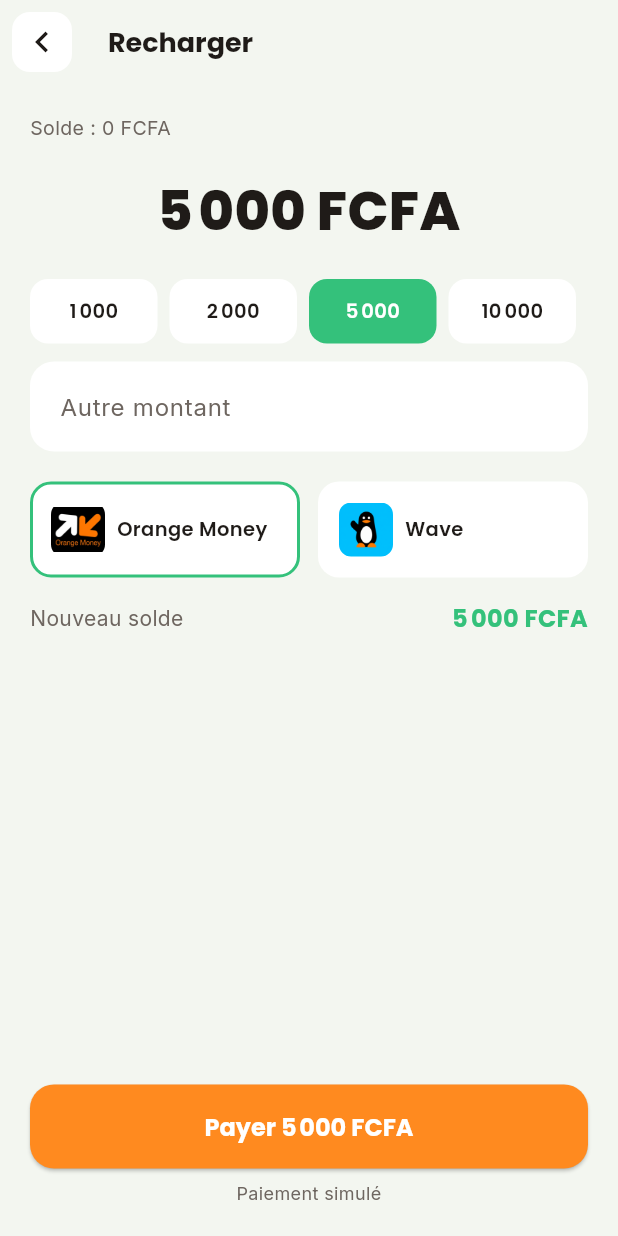
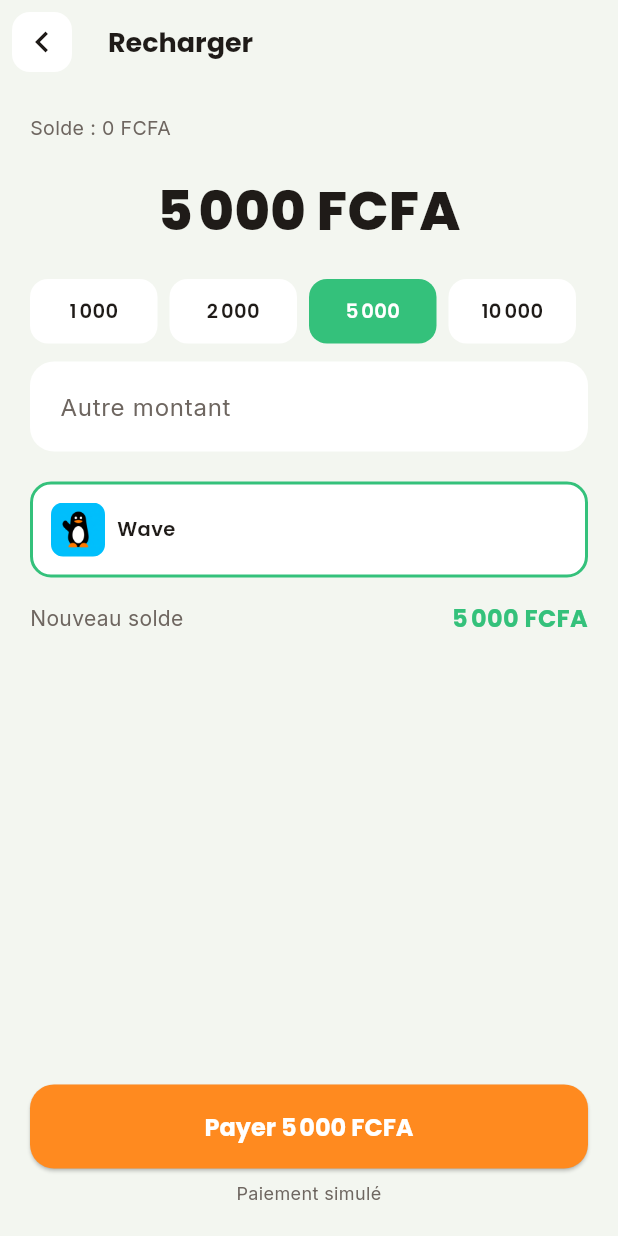
Before and after one commit to thetika434/appli_cantine_vatel, a Flutter app: the RechargeScreen screen opened directly, on a phone screen of 412 x 824 dp. Run offline on Flutter 3.47's test engine with Material 3 defaults, Android fonts, the phone set to English and light mode, and no system bars; our stand-ins replace dio, google_fonts, material_ui, shared_preferences; accounts and stored records are empty.

Commit message:
feat(mobile): recharge uniquement par Wave (retrait Orange Money)
Co-Authored-By: Claude Sonnet 4.6 <noreply@anthropic.com>

```diff
--- a/mobile/lib/screens/recharge_screen.dart
+++ b/mobile/lib/screens/recharge_screen.dart
@@ -18,7 +18,7 @@ class _RechargeScreenState extends State<RechargeScreen> {
   static const _presets = [1000, 2000, 5000, 10000];
   int? _selected = 5000;
   final _customCtrl = TextEditingController();
-  String _channel = 'orangeCI';
+  final String _channel = 'waveCI';
   bool _loading = false;
   final _api = ApiService();
 
@@ -138,11 +138,7 @@ class _RechargeScreenState extends State<RechargeScreen> {
             ),
           ),
           const SizedBox(height:20),
-          Row(children:[
-            Expanded(child:_operatorTile('orangeCI', 'assets/images/orange_money.jpg', 'Orange Money')),
-            const SizedBox(width:12),
-            Expanded(child:_operatorTile('waveCI', 'assets/images/wave.png', 'Wave')),
-          ]),
+          _operatorTile('assets/images/wave.png', 'Wave'),
           const SizedBox(height:16),
           Row(mainAxisAlignment:MainAxisAlignment.spaceBetween, children:[
             Text('Nouveau solde', style:GoogleFonts.inter(fontSize:14, color:AppColors.textSecondary)),
@@ -163,16 +159,13 @@ class _RechargeScreenState extends State<RechargeScreen> {
     );
   }
 
-  Widget _operatorTile(String channel, String asset, String label) {
-    final active = _channel == channel;
-    return GestureDetector(
-      onTap: () => setState(() => _channel = channel),
-      child: Container(
+  Widget _operatorTile(String asset, String label) {
+    return Container(
       padding: const EdgeInsets.all(12),
       decoration:BoxDecoration(
         color: AppColors.surface,
         borderRadius:BorderRadius.circular(14),
-          border:Border.all(color: active ? AppColors.green : Colors.transparent, width:2),
+        border:Border.all(color: AppColors.green, width:2),
       ),
       child:Row(children:[
         ClipRRect(borderRadius:BorderRadius.circular(8),
@@ -181,7 +174,6 @@ class _RechargeScreenState extends State<RechargeScreen> {
         const SizedBox(width:8),
         Text(label, style:GoogleFonts.poppins(fontSize:13, fontWeight:FontWeight.w600, color:AppColors.textPrimary)),
       ]),
-      ),
     );
   }
 }
```
Lines whose indentation alone changed are shown as unchanged.
